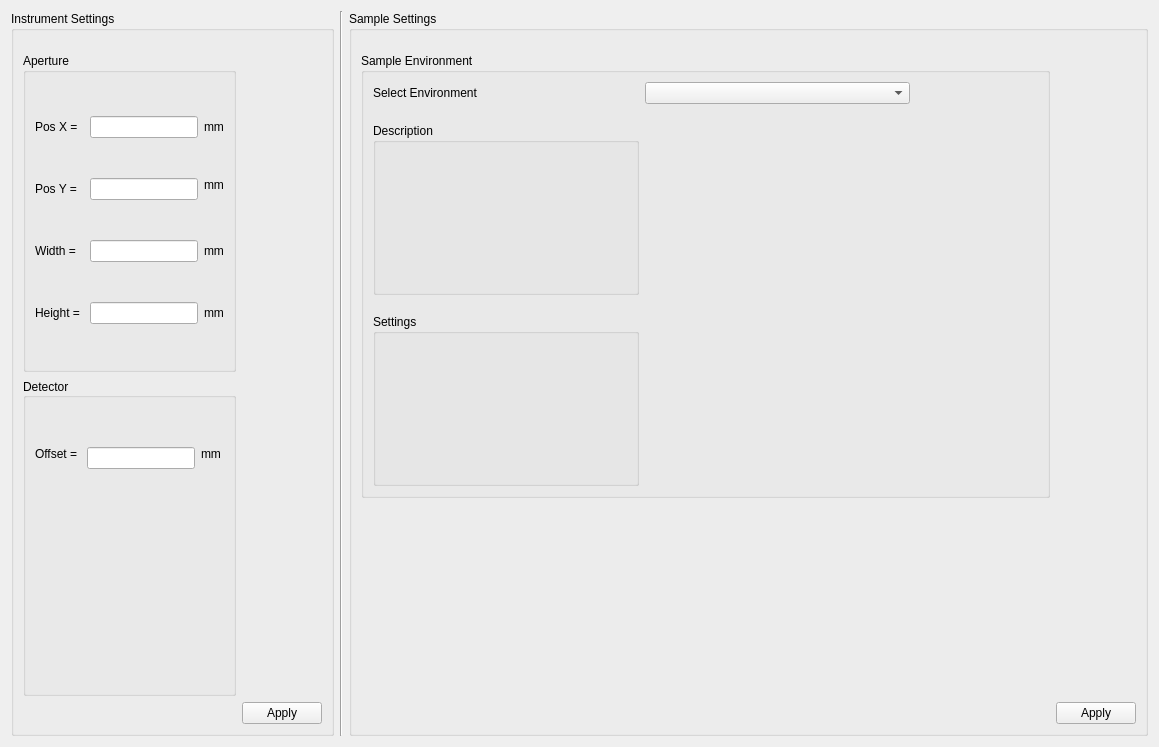
Before: the Qt Designer form nicos_ess/loki/gui/ui_files/exp_config.ui in jfkcooper/nicos, drawn with Qt 5.
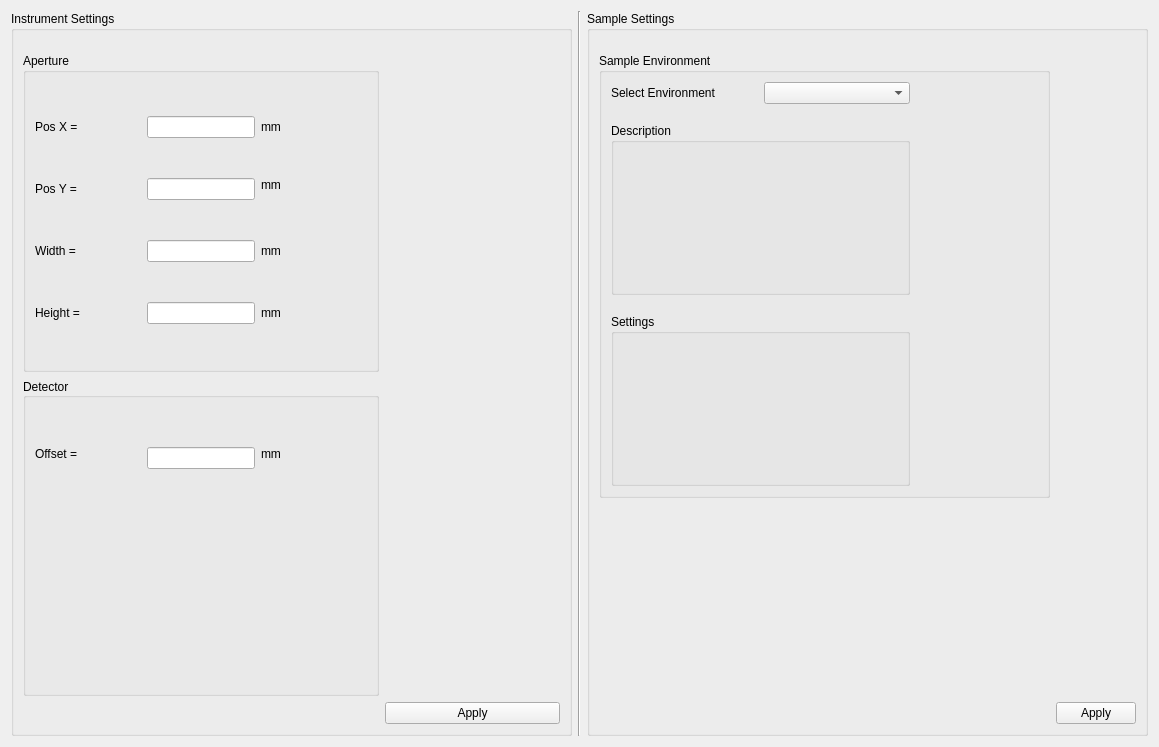
After: the same form once the commit is applied.

Commit message: Add main table to ui for first positions

Diff of the .ui file:
```diff
--- a/nicos_ess/loki/gui/ui_files/exp_config.ui
+++ b/nicos_ess/loki/gui/ui_files/exp_config.ui
@@ -24,7 +24,7 @@
    <item row="0" column="0">
     <widget class="QGroupBox" name="instSetGroupBox">
      <property name="sizePolicy">
-      <sizepolicy hsizetype="Maximum" vsizetype="Preferred">
+      <sizepolicy hsizetype="Minimum" vsizetype="Preferred">
        <horstretch>0</horstretch>
        <verstretch>0</verstretch>
       </sizepolicy>
@@ -312,28 +312,6 @@
            </property>
           </spacer>
          </item>
-         <item row="2" column="0">
-          <widget class="QGroupBox" name="descriptionGroupBox">
-           <property name="title">
-            <string>Description</string>
-           </property>
-           <property name="flat">
-            <bool>true</bool>
-           </property>
-           <layout class="QGridLayout" name="gridLayout_5">
-            <item row="0" column="0">
-             <widget class="QFrame" name="frame">
-              <property name="frameShape">
-               <enum>QFrame::NoFrame</enum>
-              </property>
-              <property name="frameShadow">
-               <enum>QFrame::Raised</enum>
-              </property>
-             </widget>
-            </item>
-           </layout>
-          </widget>
-         </item>
          <item row="3" column="0">
           <spacer name="vSpacer4_3">
            <property name="orientation">
@@ -350,8 +328,14 @@
            </property>
           </spacer>
          </item>
-         <item row="4" column="0">
+         <item row="4" column="0" colspan="2">
           <widget class="QGroupBox" name="settingsGroupBox">
+           <property name="sizePolicy">
+            <sizepolicy hsizetype="Preferred" vsizetype="Preferred">
+             <horstretch>0</horstretch>
+             <verstretch>0</verstretch>
+            </sizepolicy>
+           </property>
            <property name="title">
             <string>Settings</string>
            </property>
@@ -361,6 +345,12 @@
            <layout class="QGridLayout" name="gridLayout_7">
             <item row="0" column="0">
              <widget class="QFrame" name="settingsFrame">
+              <property name="sizePolicy">
+               <sizepolicy hsizetype="Minimum" vsizetype="Minimum">
+                <horstretch>0</horstretch>
+                <verstretch>0</verstretch>
+               </sizepolicy>
+              </property>
               <property name="frameShape">
                <enum>QFrame::NoFrame</enum>
               </property>
@@ -372,6 +362,16 @@
            </layout>
           </widget>
          </item>
+         <item row="2" column="0" colspan="2">
+          <widget class="QGroupBox" name="descriptionGroupBox">
+           <property name="title">
+            <string>Description</string>
+           </property>
+           <property name="flat">
+            <bool>true</bool>
+           </property>
+          </widget>
+         </item>
         </layout>
        </widget>
       </item>
```
The commit also changes 2 other files.
